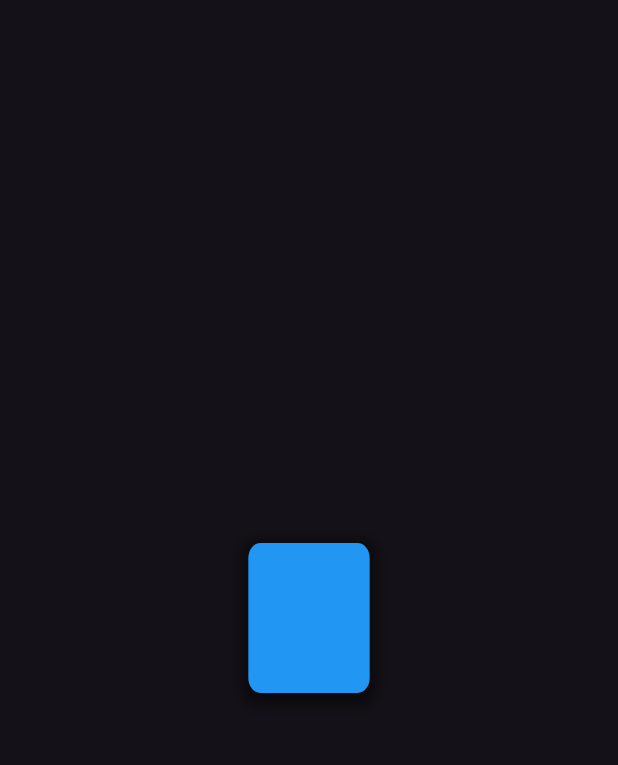
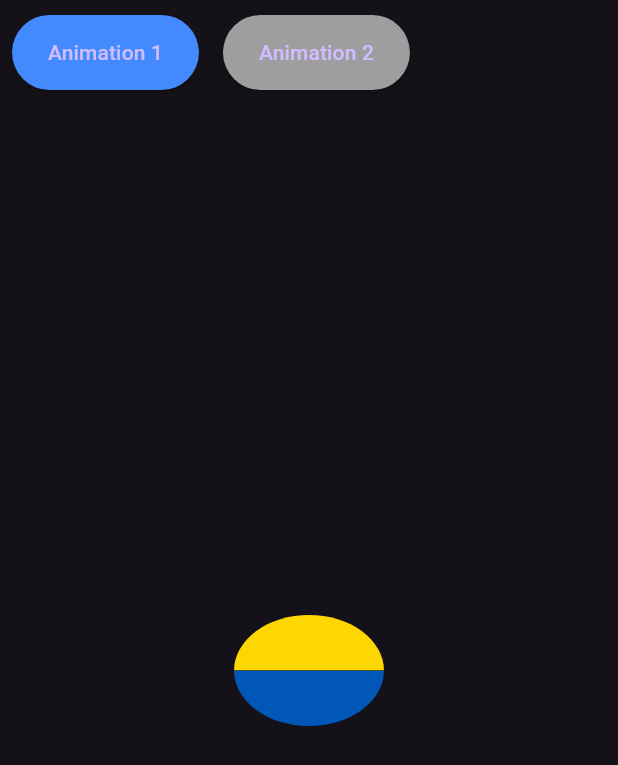
Before and after one commit to Mineru98/StatefulFlutterApp, a Flutter app: the screen it shows after launch, on a phone screen of 412 x 824 dp. Shown: the top 765 px of the screen. Run offline on Flutter 3.47's test engine with Material 3 defaults, Android fonts, the phone set to English and light mode, and no system bars; our stand-ins replace shared_preferences.

Commit message:
Fix : 애니메이션  여러개 구현

```diff
--- a/lib/main.dart
+++ b/lib/main.dart
@@ -1,125 +1,391 @@
-// Flutter 및 Dart 라이브러리에서 필요한 기능을 가져옴
-// 'package:flutter/material.dart'는 Flutter의 기본 위젯과 테마 등을 제공
-// 'dart:math'에서 pi(π) 값을 사용하기 위해 가져옴
 import 'package:flutter/material.dart';
 import 'dart:math' show pi;
 
-// 앱의 진입점(entry point)인 main() 함수
-// runApp()을 호출하여 Flutter 앱을 실행
 void main() {
   runApp(const App());
 }
 
-// App 클래스는 앱의 전체적인 구조를 정의하는 StatelessWidget
-// 상태를 가지지 않는 위젯으로, 한 번 빌드되면 변경되지 않음
 class App extends StatelessWidget {
-  // 생성자에서 key를 받아 부모 위젯에 전달
   const App({super.key});
 
-  // build 메서드는 위젯 트리를 생성하여 화면에 렌더링
   @override
   Widget build(BuildContext context) {
     return MaterialApp(
-      // 기본 테마를 어두운 테마로 설정
       theme: ThemeData(brightness: Brightness.dark),
-      // 다크 모드에서도 동일한 어두운 테마 적용
       darkTheme: ThemeData(brightness: Brightness.dark),
-      // 테마 모드를 다크 모드로 고정
       themeMode: ThemeMode.dark,
-      // 디버그 배너(오른쪽 상단의 "DEBUG" 표시)를 비활성화
       debugShowCheckedModeBanner: false,
-      // 디버그 시 표시되는 그리드 라인을 비활성화
       debugShowMaterialGrid: false,
-      // 앱의 홈 화면으로 HomePage 위젯을 설정
-      home: const HomePage(),
+      home: const MainPage(),
     );
   }
 }
 
-// HomePage는 상태를 가지는 StatefulWidget
-// 애니메이션처럼 변화가 필요한 UI를 위해 상태를 관리
-class HomePage extends StatefulWidget {
-  // 생성자에서 key를 받아 부모 위젯에 전달
-  const HomePage({super.key});
+class MainPage extends StatefulWidget {
+  const MainPage({super.key});
 
-  // State 객체를 생성하는 메서드
   @override
-  State<HomePage> createState() => _HomePageState();
+  State<MainPage> createState() => _MainPageState();
 }
 
-// HomePage의 상태를 관리하는 State 클래스
-// SingleTickerProviderStateMixin을 사용하여 애니메이션 컨트롤러에 필요한 티커 제공
-class _HomePageState extends State<HomePage>
+class _MainPageState extends State<MainPage> {
+  final PageController _pageController = PageController();
+  int _currentPage = 0;
+  final List<GlobalKey<State>> _screenKeys = [
+    GlobalKey<State>(),
+    GlobalKey<State>(),
+  ];
+
+  final List<Widget> _screens = [];
+
+  @override
+  void initState() {
+    super.initState();
+    _screens.addAll([
+      AnimationScreen1(key: _screenKeys[0]),
+      AnimationScreen2(key: _screenKeys[1]),
+    ]);
+  }
+
+  void _handlePageChange(int index) {
+    // 이전 페이지의 애니메이션 중지
+    if (_currentPage == 0) {
+      final state = _screenKeys[0].currentState as _AnimationScreen1State?;
+      state?._stopAnimation();
+    } else if (_currentPage == 1) {
+      final state = _screenKeys[1].currentState as _AnimationScreen2State?;
+      state?._stopAnimation();
+    }
+
+    setState(() {
+      _currentPage = index;
+    });
+
+    // 새 페이지의 애니메이션 시작
+    if (index == 0) {
+      final state = _screenKeys[0].currentState as _AnimationScreen1State?;
+      state?._startAnimation();
+    } else if (index == 1) {
+      final state = _screenKeys[1].currentState as _AnimationScreen2State?;
+      state?._startAnimation();
+    }
+  }
+
+  @override
+  void dispose() {
+    _pageController.dispose();
+    super.dispose();
+  }
+
+  @override
+  Widget build(BuildContext context) {
+    return Scaffold(
+      body: SafeArea(
+        child: Column(
+          children: [
+            Container(
+              height: 50,
+              margin: const EdgeInsets.symmetric(vertical: 10),
+              child: ListView.builder(
+                scrollDirection: Axis.horizontal,
+                itemCount: _screens.length,
+                itemBuilder: (context, index) {
+                  return Padding(
+                    padding: const EdgeInsets.symmetric(horizontal: 8.0),
+                    child: ElevatedButton(
+                      style: ElevatedButton.styleFrom(
+                        backgroundColor:
+                            _currentPage == index
+                                ? Colors.blueAccent
+                                : Colors.grey,
+                      ),
+                      onPressed: () {
+                        _pageController.jumpToPage(index);
+                      },
+                      child: Text('Animation ${index + 1}'),
+                    ),
+                  );
+                },
+              ),
+            ),
+            Expanded(
+              child: PageView(
+                controller: _pageController,
+                onPageChanged: _handlePageChange,
+                children: _screens,
+              ),
+            ),
+          ],
+        ),
+      ),
+    );
+  }
+}
+
+enum CircleSide { left, right }
+
+extension ToPath on CircleSide {
+  Path toPath(Size size) {
+    final path = Path();
+    late Offset offset;
+    late bool clockwise;
+
+    switch (this) {
+      case CircleSide.left:
+        path.moveTo(size.width, 0);
+        offset = Offset(size.width, size.height);
+        clockwise = false;
+        break;
+      case CircleSide.right:
+        offset = Offset(0, size.height);
+        clockwise = true;
+        break;
+    }
+    path.arcToPoint(
+      offset,
+      radius: Radius.elliptical(size.width / 2, size.height / 2),
+      clockwise: clockwise,
+    );
+    path.close();
+    return path;
+  }
+}
+
+class HalfCircleClipper extends CustomClipper<Path> {
+  final CircleSide side;
+
+  const HalfCircleClipper({required this.side});
+
+  @override
+  Path getClip(Size size) => side.toPath(size);
+
+  @override
+  bool shouldReclip(covariant CustomClipper<Path> oldClipper) => true;
+}
+
+extension on VoidCallback {
+  Future<void> delayed(Duration duration) => Future.delayed(duration, this);
+}
+
+class AnimationScreen1 extends StatefulWidget {
+  const AnimationScreen1({super.key});
+
+  @override
+  State<AnimationScreen1> createState() => _AnimationScreen1State();
+}
+
+class _AnimationScreen1State extends State<AnimationScreen1>
+    with TickerProviderStateMixin {
+  late AnimationController _counterClockwiseRotationController;
+  late Animation<double> _counterClockwiseRotationAnimation;
+  late AnimationController _flipController;
+  late Animation<double> _flipAnimation;
+
+  @override
+  void initState() {
+    super.initState();
+
+    _counterClockwiseRotationController = AnimationController(
+      vsync: this,
+      duration: const Duration(seconds: 1),
+    );
+
+    _counterClockwiseRotationAnimation = Tween<double>(
+      begin: 0,
+      end: -(pi / 2.0),
+    ).animate(
+      CurvedAnimation(
+        parent: _counterClockwiseRotationController,
+        curve: Curves.bounceOut,
+      ),
+    );
+
+    _flipController = AnimationController(
+      vsync: this,
+      duration: const Duration(seconds: 1),
+    );
+
+    _flipAnimation = Tween<double>(begin: 0, end: pi).animate(
+      CurvedAnimation(parent: _flipController, curve: Curves.bounceOut),
+    );
+
+    _counterClockwiseRotationController.addStatusListener((status) {
+      if (status == AnimationStatus.completed) {
+        _flipAnimation = Tween<double>(
+          begin: _flipAnimation.value,
+          end: _flipAnimation.value + pi,
+        ).animate(
+          CurvedAnimation(parent: _flipController, curve: Curves.bounceOut),
+        );
+        _flipController
+          ..reset()
+          ..forward();
+      }
+    });
+
+    _flipController.addStatusListener((status) {
+      if (status == AnimationStatus.completed) {
+        _counterClockwiseRotationAnimation = Tween<double>(
+          begin: _counterClockwiseRotationAnimation.value,
+          end: _counterClockwiseRotationAnimation.value + -(pi / 2.0),
+        ).animate(
+          CurvedAnimation(
+            parent: _counterClockwiseRotationController,
+            curve: Curves.bounceOut,
+          ),
+        );
+        _counterClockwiseRotationController
+          ..reset()
+          ..forward();
+      }
+    });
+
+    // 1초 후에 애니메이션 시작
+    Future.delayed(const Duration(seconds: 1), () {
+      if (mounted) {
+        _counterClockwiseRotationController.forward();
+      }
+    });
+  }
+
+  @override
+  void dispose() {
+    _counterClockwiseRotationController.dispose();
+    _flipController.dispose();
+    super.dispose();
+  }
+
+  void _stopAnimation() {
+    _counterClockwiseRotationController.stop();
+    _flipController.stop();
+  }
+
+  void _startAnimation() {
+    _counterClockwiseRotationController
+      ..reset()
+      ..forward();
+  }
+
+  @override
+  Widget build(BuildContext context) {
+    return Center(
+      child: AnimatedBuilder(
+        animation: _counterClockwiseRotationController,
+        builder: (context, child) {
+          return Transform(
+            alignment: Alignment.center,
+            transform:
+                Matrix4.identity()
+                  ..rotateZ(_counterClockwiseRotationAnimation.value),
+            child: Row(
+              mainAxisAlignment: MainAxisAlignment.center,
+              children: [
+                AnimatedBuilder(
+                  animation: _flipController,
+                  builder: (context, child) {
+                    return Transform(
+                      alignment: Alignment.centerRight,
+                      transform:
+                          Matrix4.identity()..rotateY(_flipAnimation.value),
+                      child: ClipPath(
+                        clipper: const HalfCircleClipper(side: CircleSide.left),
+                        child: Container(
+                          color: const Color(0xff0057b7),
+                          width: 100,
+                          height: 100,
+                        ),
+                      ),
+                    );
+                  },
+                ),
+                AnimatedBuilder(
+                  animation: _flipAnimation,
+                  builder: (context, child) {
+                    return Transform(
+                      alignment: Alignment.centerLeft,
+                      transform:
+                          Matrix4.identity()..rotateY(_flipAnimation.value),
+                      child: ClipPath(
+                        clipper: const HalfCircleClipper(
+                          side: CircleSide.right,
+                        ),
+                        child: Container(
+                          color: const Color(0xffffd700),
+                          width: 100,
+                          height: 100,
+                        ),
+                      ),
+                    );
+                  },
+                ),
+              ],
+            ),
+          );
+        },
+      ),
+    );
+  }
+}
+
+class AnimationScreen2 extends StatefulWidget {
+  const AnimationScreen2({super.key});
+
+  @override
+  State<AnimationScreen2> createState() => _AnimationScreen2State();
+}
+
+class _AnimationScreen2State extends State<AnimationScreen2>
     with SingleTickerProviderStateMixin {
-  // AnimationController와 Animation 객체를 선언
-  // late 키워드를 사용해 나중에 초기화할 것임을 명시
   late AnimationController _controller;
   late Animation<double> _animation;
 
-  // 위젯이 처음 생성될 때 호출되는 초기화 메서드
   @override
   void initState() {
     super.initState();
-    // AnimationController 초기화
-    // vsync: 애니메이션 프레임을 동기화하기 위해 현재 State 객체(this)를 사용
-    // duration: 애니메이션 한 사이클이 2초 동안 실행되도록 설정
     _controller = AnimationController(
       vsync: this,
       duration: const Duration(seconds: 2),
     );
-    // Tween을 사용해 애니메이션 값의 범위를 0에서 2π(360도)로 설정
-    // _controller와 연결하여 애니메이션 객체 생성
     _animation = Tween<double>(begin: 0.0, end: 2 * pi).animate(_controller);
 
-    // 애니메이션을 무한히 반복하도록 설정
     _controller.repeat();
   }
 
-  // 위젯이 트리에서 제거될 때 호출되는 정리 메서드
   @override
   void dispose() {
-    // AnimationController를 정리하여 리소스 누수를 방지
     _controller.dispose();
-    // 부모 클래스의 dispose 호출
     super.dispose();
   }
 
-  // 위젯 트리를 빌드하는 메서드
+  void _stopAnimation() {
+    _controller.stop();
+  }
+
+  void _startAnimation() {
+    _controller.repeat();
+  }
+
   @override
   Widget build(BuildContext context) {
-    // Scaffold는 기본적인 Material Design 구조를 제공하는 위젯
-    return Scaffold(
-      // Scaffold의 body 속성에 화면 중앙에 배치된 위젯 트리 정의
-      body: Center(
-        // AnimatedBuilder를 사용해 _controller의 값이 변경될 때마다 UI를 다시 빌드
+    return Center(
       child: AnimatedBuilder(
-          // 애니메이션이 변경될 때마다 빌드를 트리거할 애니메이션 객체 지정
         animation: _controller,
-          // builder 함수는 애니메이션 값에 따라 새로운 위젯 반환
         builder: (context, child) {
           return Transform(
-              // 회전 중심을 컨테이너의 중앙으로 설정
             alignment: Alignment.center,
-              // Matrix4.identity()로 초기 변환 행렬 생성 후 Y축 기준으로 회전 적용
-              // _animation.value는 애니메이션 진행에 따라 0에서 2π까지 변함
             transform: Matrix4.identity()..rotateY(_animation.value),
-              // Transform 위젯의 자식으로 회전할 컨테이너 정의
             child: Container(
-                width: 100, // 컨테이너 너비 100픽셀
-                height: 100, // 컨테이너 높이 100픽셀
-                // 컨테이너의 스타일을 정의
+              width: 100,
+              height: 100,
               decoration: BoxDecoration(
-                  color: Colors.blue, // 배경 색상을 파란색으로 설정
-                  borderRadius: BorderRadius.circular(10), // 모서리를 둥글게 (반지름 10)
-                  // 그림자 효과 추가
+                color: Colors.blue,
+                borderRadius: BorderRadius.circular(10),
                 boxShadow: [
                   BoxShadow(
-                      color: Colors.black.withValues(
-                        alpha: 0.5,
-                      ), // 그림자 색상 (투명도 0.5)
-                      spreadRadius: 5, // 그림자 퍼짐 반경
-                      blurRadius: 7, // 그림자 흐림 정도
-                      offset: const Offset(0, 3), // 그림자 위치 (오른쪽 0, 아래 3)
+                    color: Colors.black.withOpacity(0.5),
+                    spreadRadius: 5,
+                    blurRadius: 7,
+                    offset: const Offset(0, 3),
                   ),
                 ],
               ),
@@ -127,7 +393,6 @@ class _HomePageState extends State<HomePage>
           );
         },
       ),
-      ),
     );
   }
 }
```
Lines whose indentation alone changed are shown as unchanged.
